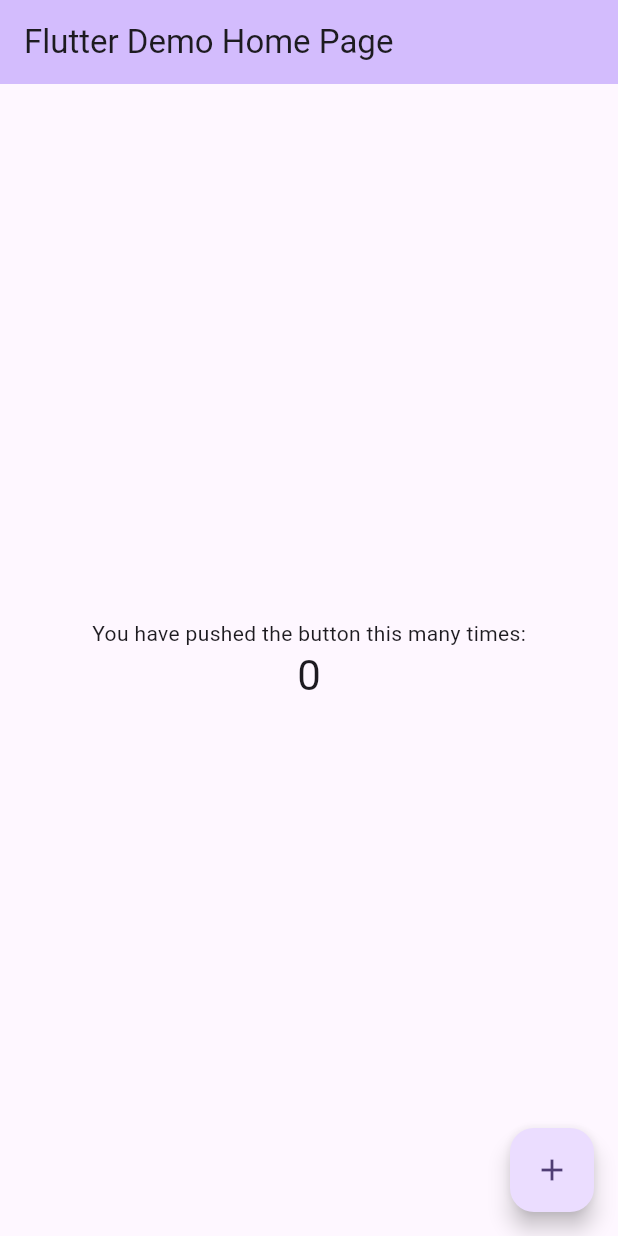
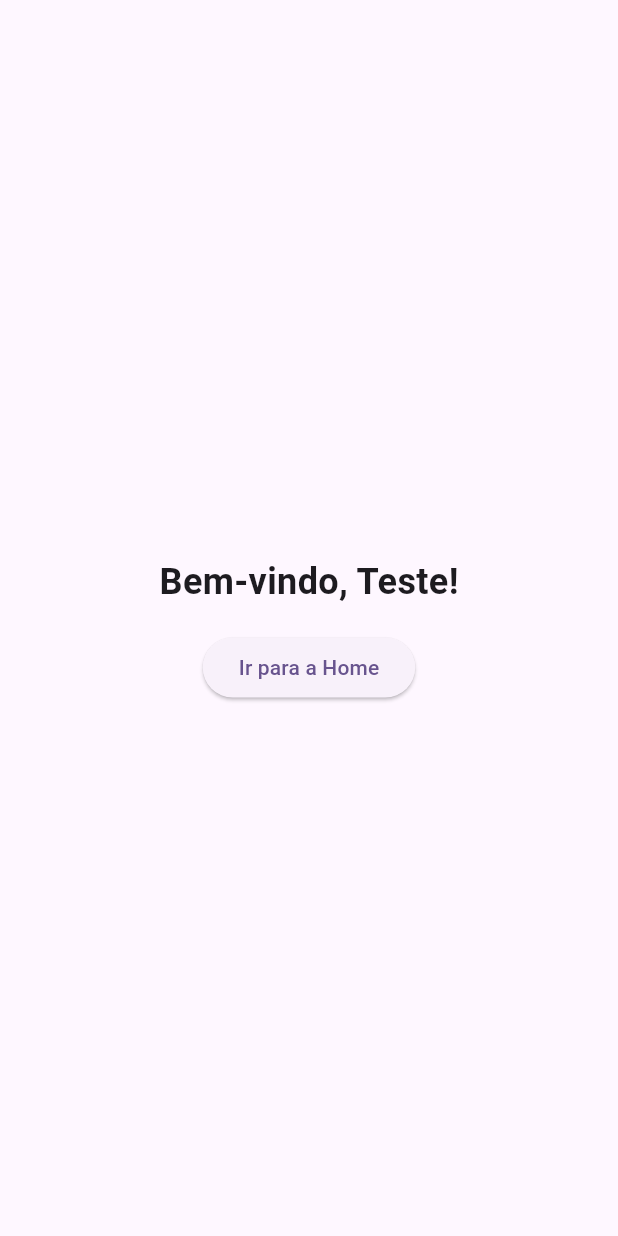
Before and after one commit to LucasHenriqueAbreu/auxilioprofessor, a Flutter app: the screen it shows after launch, on a phone screen of 412 x 824 dp. Run offline on Flutter 3.47's test engine with Material 3 defaults, Android fonts, the phone set to English and light mode, and no system bars; our stand-ins replace firebase_core; accounts and stored records are empty.

Commit message:
tela de splash concluida

```diff
--- /dev/null
+++ b/lib/infra/repositories/user_repository_memory.dart
@@ -0,0 +1,17 @@
+import 'package:auxilioprofessor/domain/entities/user_entity.dart';
+import 'package:auxilioprofessor/domain/repositories/user_repository.dart';
+
+class UserRepositoryMemory extends UserRepository {
+  @override
+  Future<User?> getLoggedInUser() {
+    return Future.delayed(
+      const Duration(seconds: 5),
+      () => User(
+        uid: '123',
+        email: 'teste@teste.com',
+        displayName: 'Teste',
+        photoURL: 'http:asdfas',
+      ),
+    );
+  }
+}
--- a/lib/main.dart
+++ b/lib/main.dart
@@ -1,3 +1,6 @@
+import 'package:auxilioprofessor/application/get_logged_in_user_usecase.dart';
+import 'package:auxilioprofessor/infra/repositories/user_repository_memory.dart';
+import 'package:auxilioprofessor/presenter/splash_screen/splash_screen_widget.dart';
 import 'package:flutter/material.dart';
 import 'package:firebase_core/firebase_core.dart';
 import 'firebase_options.dart';
@@ -13,119 +16,19 @@ void main() async {
 class MyApp extends StatelessWidget {
   const MyApp({super.key});
 
-  // This widget is the root of your application.
   @override
   Widget build(BuildContext context) {
     return MaterialApp(
       title: 'Flutter Demo',
       theme: ThemeData(
-        // This is the theme of your application.
-        //
-        // TRY THIS: Try running your application with "flutter run". You'll see
-        // the application has a purple toolbar. Then, without quitting the app,
-        // try changing the seedColor in the colorScheme below to Colors.green
-        // and then invoke "hot reload" (save your changes or press the "hot
-        // reload" button in a Flutter-supported IDE, or press "r" if you used
-        // the command line to start the app).
-        //
-        // Notice that the counter didn't reset back to zero; the application
-        // state is not lost during the reload. To reset the state, use hot
-        // restart instead.
-        //
-        // This works for code too, not just values: Most code changes can be
-        // tested with just a hot reload.
         colorScheme: ColorScheme.fromSeed(seedColor: Colors.deepPurple),
         useMaterial3: true,
       ),
-      home: const MyHomePage(title: 'Flutter Demo Home Page'),
+      home: SplashScreen(
+        getLoggedInUserUsecase: GetLoggedInUserUsecase(
+          userRepository: UserRepositoryMemory(),
+        ),
+      ),
     );
   }
 }
-
-class MyHomePage extends StatefulWidget {
-  const MyHomePage({super.key, required this.title});
-
-  // This widget is the home page of your application. It is stateful, meaning
-  // that it has a State object (defined below) that contains fields that affect
-  // how it looks.
-
-  // This class is the configuration for the state. It holds the values (in this
-  // case the title) provided by the parent (in this case the App widget) and
-  // used by the build method of the State. Fields in a Widget subclass are
-  // always marked "final".
-
-  final String title;
-
-  @override
-  State<MyHomePage> createState() => _MyHomePageState();
-}
-
-class _MyHomePageState extends State<MyHomePage> {
-  int _counter = 0;
-
-  void _incrementCounter() {
-    setState(() {
-      // This call to setState tells the Flutter framework that something has
-      // changed in this State, which causes it to rerun the build method below
-      // so that the display can reflect the updated values. If we changed
-      // _counter without calling setState(), then the build method would not be
-      // called again, and so nothing would appear to happen.
-      _counter++;
-    });
-  }
-
-  @override
-  Widget build(BuildContext context) {
-    // This method is rerun every time setState is called, for instance as done
-    // by the _incrementCounter method above.
-    //
-    // The Flutter framework has been optimized to make rerunning build methods
-    // fast, so that you can just rebuild anything that needs updating rather
-    // than having to individually change instances of widgets.
-    return Scaffold(
-      appBar: AppBar(
-        // TRY THIS: Try changing the color here to a specific color (to
-        // Colors.amber, perhaps?) and trigger a hot reload to see the AppBar
-        // change color while the other colors stay the same.
-        backgroundColor: Theme.of(context).colorScheme.inversePrimary,
-        // Here we take the value from the MyHomePage object that was created by
-        // the App.build method, and use it to set our appbar title.
-        title: Text(widget.title),
-      ),
-      body: Center(
-        // Center is a layout widget. It takes a single child and positions it
-        // in the middle of the parent.
-        child: Column(
-          // Column is also a layout widget. It takes a list of children and
-          // arranges them vertically. By default, it sizes itself to fit its
-          // children horizontally, and tries to be as tall as its parent.
-          //
-          // Column has various properties to control how it sizes itself and
-          // how it positions its children. Here we use mainAxisAlignment to
-          // center the children vertically; the main axis here is the vertical
-          // axis because Columns are vertical (the cross axis would be
-          // horizontal).
-          //
-          // TRY THIS: Invoke "debug painting" (choose the "Toggle Debug Paint"
-          // action in the IDE, or press "p" in the console), to see the
-          // wireframe for each widget.
-          mainAxisAlignment: MainAxisAlignment.center,
-          children: <Widget>[
-            const Text(
-              'You have pushed the button this many times:',
-            ),
-            Text(
-              '$_counter',
-              style: Theme.of(context).textTheme.headlineMedium,
-            ),
-          ],
-        ),
-      ),
-      floatingActionButton: FloatingActionButton(
-        onPressed: _incrementCounter,
-        tooltip: 'Increment',
-        child: const Icon(Icons.add),
-      ), // This trailing comma makes auto-formatting nicer for build methods.
-    );
-  }
-}
--- /dev/null
+++ b/lib/presenter/splash_screen/splash_screen_controller.dart
@@ -0,0 +1,29 @@
+import 'package:auxilioprofessor/application/get_logged_in_user_usecase.dart';
+import 'package:auxilioprofessor/base/errors/user_not_found_exception.dart';
+import 'package:auxilioprofessor/domain/entities/user_entity.dart';
+import 'package:flutter/foundation.dart';
+
+enum SplashScreenState { loading, success, error }
+
+class SplashScreenController extends ChangeNotifier {
+  final ValueNotifier<SplashScreenState> state = ValueNotifier<SplashScreenState>(SplashScreenState.loading);
+  final GetLoggedInUserUsecase getLoggedInUserUsecase;
+  late User _user;
+
+  SplashScreenController({required this.getLoggedInUserUsecase});
+
+  User get user => _user;
+
+  void init() async {
+    try {
+      _user = await getLoggedInUserUsecase.execute();
+      _setState(SplashScreenState.success);
+    } on UserNotFoundException {
+      _setState(SplashScreenState.error);
+    }
+  }
+
+  void _setState(SplashScreenState newState) {
+    state.value = newState;
+  }
+}
--- /dev/null
+++ b/lib/presenter/splash_screen/splash_screen_widget.dart
@@ -0,0 +1,76 @@
+import 'package:auxilioprofessor/application/get_logged_in_user_usecase.dart';
+import 'package:auxilioprofessor/domain/entities/user_entity.dart';
+import 'package:auxilioprofessor/presenter/splash_screen/splash_screen_controller.dart';
+import 'package:flutter/material.dart';
+
+class SplashScreen extends StatefulWidget {
+  final GetLoggedInUserUsecase getLoggedInUserUsecase;
+  const SplashScreen({super.key, required this.getLoggedInUserUsecase});
+
+  @override
+  State<SplashScreen> createState() => _SplashScreenState();
+}
+
+class _SplashScreenState extends State<SplashScreen> {
+  late SplashScreenController _controller;
+
+  @override
+  void initState() {
+    super.initState();
+    _controller = SplashScreenController(
+      getLoggedInUserUsecase: widget.getLoggedInUserUsecase,
+    );
+    _controller.init();
+  }
+
+  @override
+  Widget build(BuildContext context) {
+    return Scaffold(
+      body: Center(
+        child: _buildBody(),
+      ),
+    );
+  }
+
+  Widget _buildBody() {
+    return ValueListenableBuilder<SplashScreenState>(
+      valueListenable: _controller.state,
+      builder: (context, state, _) {
+        if (state == SplashScreenState.loading) {
+          return const CircularProgressIndicator();
+        }
+        if (state == SplashScreenState.success) {
+          return _buildSuccessUI(_controller.user);
+        }
+        if (state == SplashScreenState.error) {
+          return const Text('Error occurred. Please try again.');
+        }
+        return const SizedBox.shrink();
+      },
+    );
+  }
+
+  Widget _buildSuccessUI(User user) {
+    return Column(
+      mainAxisAlignment: MainAxisAlignment.center,
+      children: [
+        // CircleAvatar( // Quando eu descobrir como testa
+        //   radius: 50,
+        //   backgroundImage: NetworkImage(user.photoURL),
+        // ),
+        const SizedBox(height: 16),
+        Text(
+          'Bem-vindo, ${user.displayName}!',
+          style: const TextStyle(fontSize: 24, fontWeight: FontWeight.bold),
+        ),
+        const SizedBox(height: 16),
+        ElevatedButton(
+          onPressed: () {
+            Navigator.pushReplacementNamed(context, '/home');
+          },
+          child: const Text('Ir para a Home'),
+        ),
+      ],
+    );
+  }
+}
```
Also changed, not shown: pubspec.yaml (+5 -57 lines), pubspec.lock, 3 other files.
